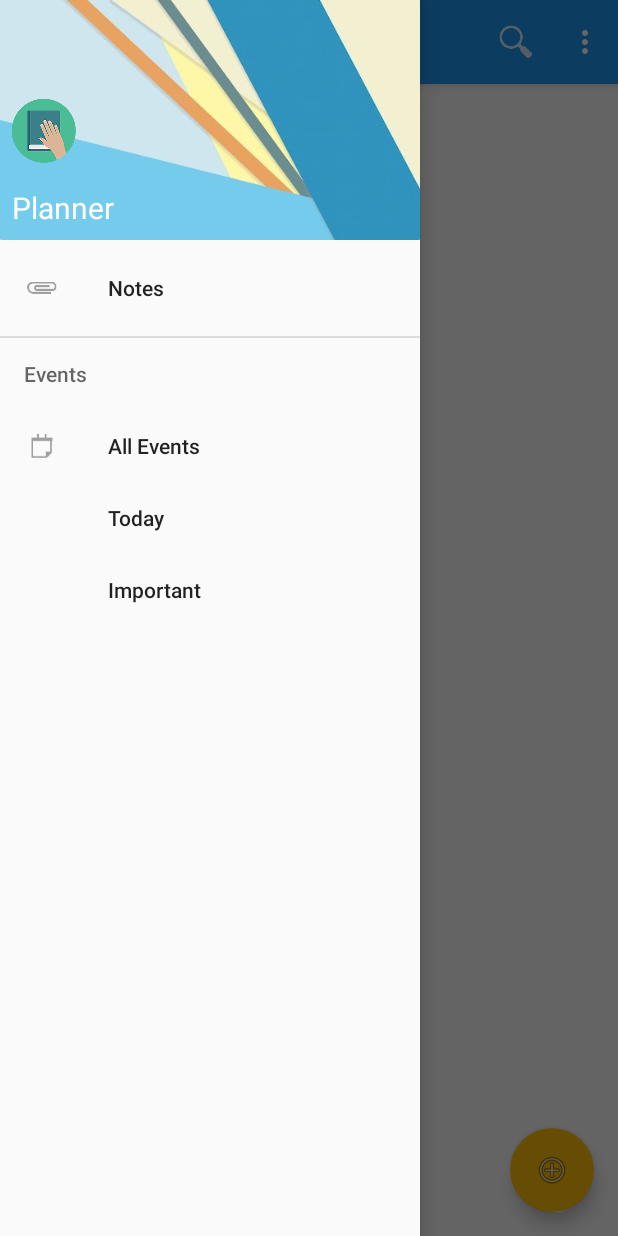
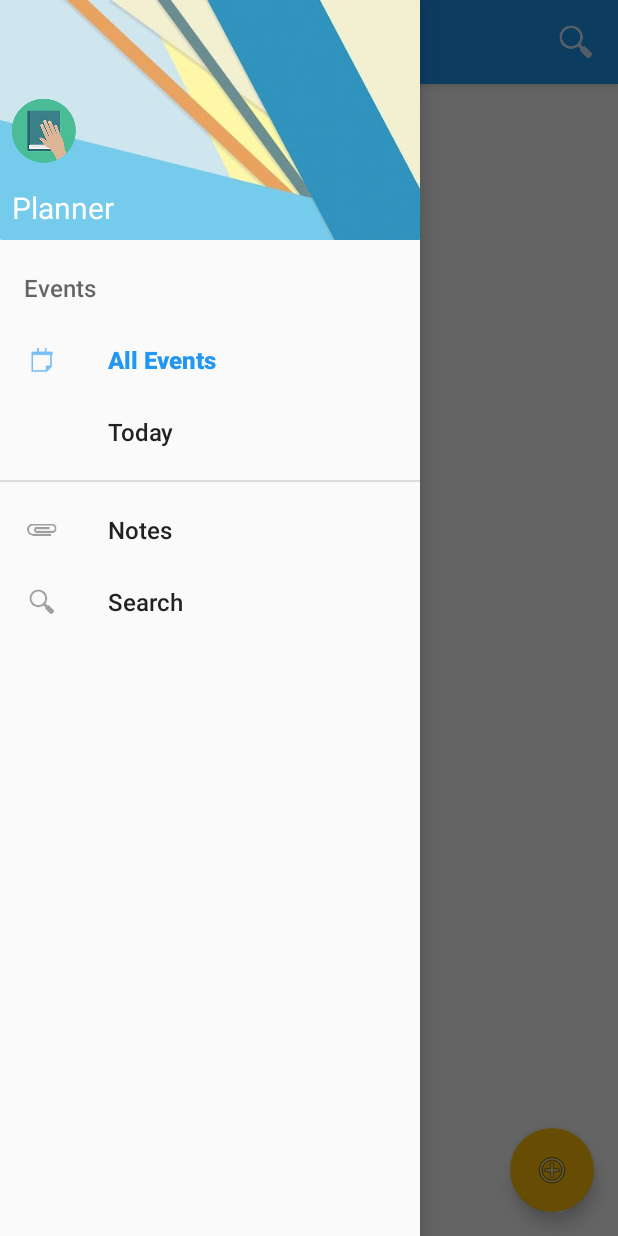
Before and after one commit to egboldyr/Planner, an Android app: the screen it shows after launch (PlannerMainActivity), with the side drawer open, on a phone screen of 412 x 824 dp. Run offline under Robolectric (Android 15) with nearby library versions, the phone set to English and light mode, and no system bars; libraries missing offline, so code that uses them is left out: com.j256.ormlite; 4 statements that could not run were skipped.

Commit message:
Внесенные изменения - Проведен небольшой рефакторинг кода PlannerMainActivity. - Добавлен стиль для отображения элементов меню в NavigationDrawer. - Удалено все лишнее (закоментированое) в коде и XML.

```diff
--- a/app/src/main/res/layout/activity_main.xml
+++ b/app/src/main/res/layout/activity_main.xml
@@ -19,6 +19,7 @@
         android:layout_height="match_parent"
         android:layout_gravity="start"
         android:fitsSystemWindows="true"
+        app:theme="@style/AppTheme.NavDrawer"
         app:headerLayout="@layout/nav_header_planner_main"
         app:menu="@menu/planner_activity_main_drawer" />
 
--- a/app/src/main/res/menu/planner_activity_main_drawer.xml
+++ b/app/src/main/res/menu/planner_activity_main_drawer.xml
@@ -3,34 +3,30 @@
 
     <group android:checkableBehavior="single">
         <item
-            android:id="@+id/nav_notes"
-            android:icon="@mipmap/ic_action_attachment"
-            android:title="@string/nav_drawer_notes"/>
-        <item
             android:title="@string/nav_drawer_events">
             <menu>
                 <item
                     android:id="@+id/nav_all_events"
+                    android:checked="true"
                     android:icon="@mipmap/ic_action_event"
                     android:title="@string/nav_drawer_events_all"/>
                 <item
                     android:id="@+id/nav_today_events"
+                    android:checked="false"
                     android:title="@string/nav_drawer_events_today"/>
-                <item
-                    android:id="@+id/nav_important_events"
-                    android:title="@string/nav_drawer_events_important"/>
             </menu>
         </item>
-        <!--<item
-            android:title="@string/nav_drawer_contacts">
-            <menu>
-                <item
-                    android:id="@+id/nav_contacts"
-                    android:icon="@mipmap/ic_action_group"
-                    android:title="@string/nav_drawer_contacts"/>
-            </menu>
 
-        </item>-->
+        <item
+            android:id="@+id/nav_notes"
+            android:checked="false"
+            android:icon="@mipmap/ic_action_attachment"
+            android:title="@string/nav_drawer_notes"/>
+        <item
+            android:id="@+id/nav_search"
+            android:checked="false"
+            android:icon="@mipmap/ic_search_button"
+            android:title="@string/nav_drawer_search"/>
     </group>
 
 </menu>
--- a/app/src/main/res/menu/planner_main.xml
+++ b/app/src/main/res/menu/planner_main.xml
@@ -7,9 +7,4 @@
         android:title="@string/action_find"
         android:icon="@mipmap/ic_action_search"
         app:showAsAction="always"/>
-    <item
-        android:id="@+id/action_settings"
-        android:orderInCategory="100"
-        android:title="@string/action_settings"
-        app:showAsAction="never" />
 </menu>
--- a/app/src/main/res/values-v21/styles.xml
+++ b/app/src/main/res/values-v21/styles.xml
@@ -6,4 +6,9 @@
         <item name="android:windowDrawsSystemBarBackgrounds">true</item>
         <item name="android:statusBarColor">@android:color/transparent</item>
     </style>
+
+    <style name="AppTheme.NavDrawer">
+        <item name="android:textSize">16sp</item>
+    </style>
+
 </resources>
--- a/app/src/main/res/values/strings.xml
+++ b/app/src/main/res/values/strings.xml
@@ -11,6 +11,7 @@
     <string name="nav_drawer_events_today">Today</string>
     <string name="nav_drawer_events_important">Important</string>
     <string name="nav_drawer_contacts">Contacts</string>
+    <string name="nav_drawer_search">Search</string>
 
     <!-- Текстовые элементы PlannerEditNoteActivity-->
     <string name="edit_note_header">Edit note</string>
--- a/app/src/main/res/values/styles.xml
+++ b/app/src/main/res/values/styles.xml
@@ -13,6 +13,10 @@
         <item name="windowNoTitle">true</item>
     </style>
 
+    <style name="AppTheme.NavDrawer">
+        <item name="android:textSize">16sp</item>
+    </style>
+
     <style name="AppTheme.AppBarOverlay" parent="ThemeOverlay.AppCompat.Dark.ActionBar" />
 
     <style name="AppTheme.PopupOverlay" parent="ThemeOverlay.AppCompat.Light" />
```
Also changed, not shown: app/src/main/java/neos/planner/activity/PlannerMainActivity.java (+77 -44 lines), app/src/main/java/neos/planner/activity/PlannerSearchEventOrNoteActivity.java (+29 -2 lines), 1 other file.
